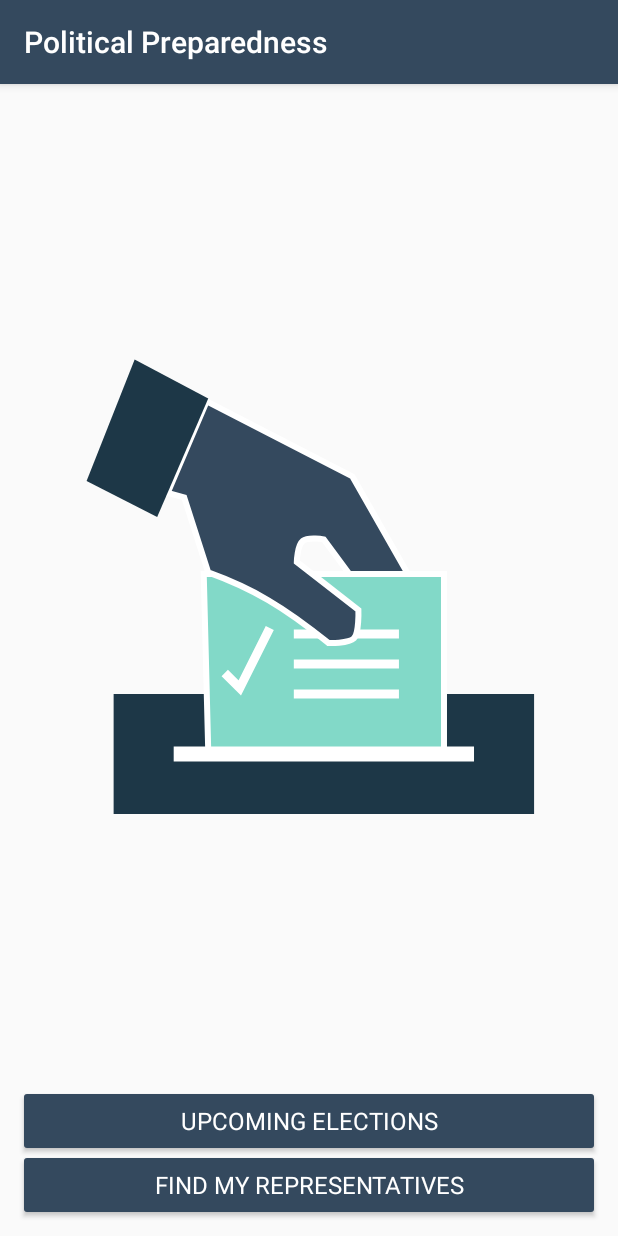
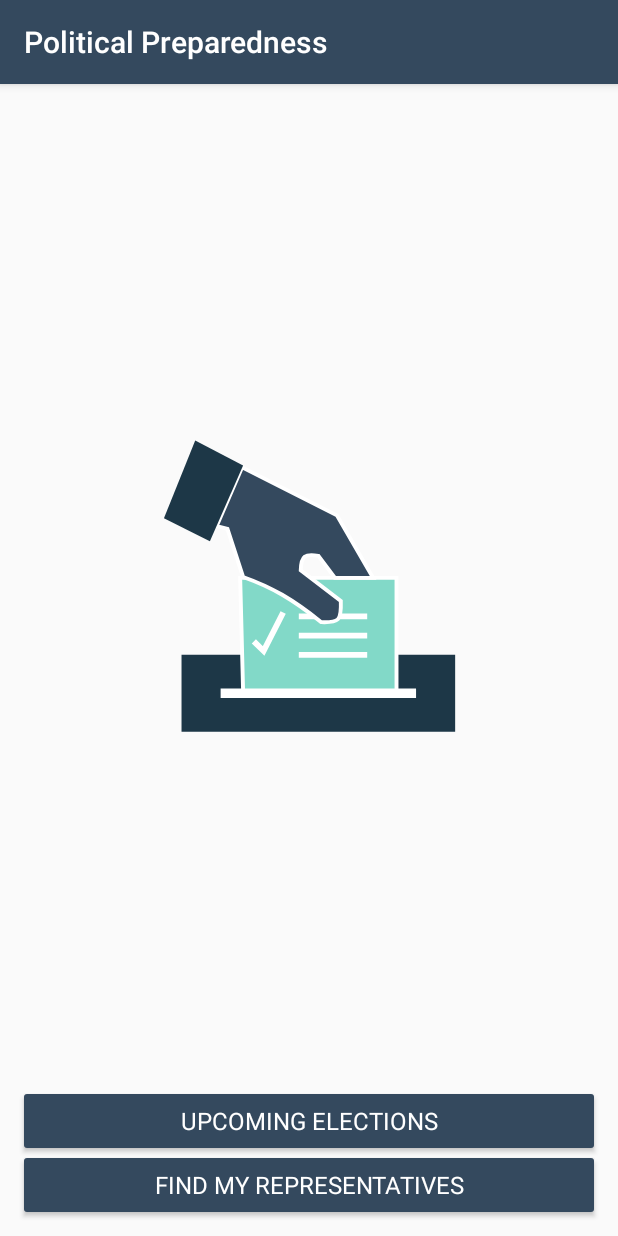
Before and after one commit to toaderDragos/PoliticalPreparedness, an Android app: the screen it shows after launch (MainActivity), on a phone screen of 412 x 824 dp. Run offline under Robolectric (Android 15) with nearby library versions, the phone set to English and light mode, and no system bars; our stand-ins replace data binding.

Commit message:
changed some files here and there - there are a lot of classes created but unused yet- I may use them for expanding the app further.

```diff
--- a/app/src/main/java/com/example/android/politicalpreparedness/database/Converters.kt
+++ b/app/src/main/java/com/example/android/politicalpreparedness/database/Converters.kt
@@ -11,6 +11,6 @@ class Converters {
 
     @TypeConverter
     fun dateToTimestamp(date: Date?): Long? {
-        return date?.time?.toLong()
+        return date?.time
     }
 }
--- a/app/src/main/java/com/example/android/politicalpreparedness/database/utils/SingleLiveEvent.kt
+++ b/app/src/main/java/com/example/android/politicalpreparedness/database/utils/SingleLiveEvent.kt
@@ -48,11 +48,11 @@ class SingleLiveEvent<T> : MutableLiveData<T>() {
         }
 
         // Observe the internal MutableLiveData
-        super.observe(owner, Observer { t ->
+        super.observe(owner) { t ->
             if (mPending.compareAndSet(true, false)) {
                 observer.onChanged(t)
             }
-        })
+        }
     }
 
     @MainThread
--- a/app/src/main/java/com/example/android/politicalpreparedness/election/ElectionsFragment.kt
+++ b/app/src/main/java/com/example/android/politicalpreparedness/election/ElectionsFragment.kt
@@ -26,7 +26,7 @@ class ElectionsFragment: Fragment() {
         inflater: LayoutInflater,
         container: ViewGroup?,
         savedInstanceState: Bundle?)
-    : View? {
+    : View {
         binding = DataBindingUtil.inflate(
                 inflater,
                 R.layout.fragment_election, container, false
--- a/app/src/main/java/com/example/android/politicalpreparedness/election/VoterInfoViewModel.kt
+++ b/app/src/main/java/com/example/android/politicalpreparedness/election/VoterInfoViewModel.kt
@@ -36,7 +36,7 @@ class VoterInfoViewModel(app: Application, private val repository: ElectionRepos
     fun getVoterInfo(electionId: Int, voterAddress: Address) {
         viewModelScope.launch {
             val voterResult  = repository.getVoterInfo(electionId, voterAddress)
-            if (voterResult is com.example.android.politicalpreparedness.database.utils.Result.Success) {
+            if (voterResult is Result.Success) {
                 voterInfo.value = voterResult.data
 
                 _votingLocationFinderUrl.value = voterInfo.value?.state?.firstOrNull()?.electionAdministrationBody?.votingLocationFinderUrl
--- a/app/src/main/java/com/example/android/politicalpreparedness/network/CivicsApiService.kt
+++ b/app/src/main/java/com/example/android/politicalpreparedness/network/CivicsApiService.kt
@@ -8,7 +8,7 @@ import retrofit2.Retrofit
 import retrofit2.converter.moshi.MoshiConverterFactory
 import retrofit2.http.GET
 import retrofit2.http.Query
-import com.example.android.politicalpreparedness.BuildConfig;
+import com.example.android.politicalpreparedness.BuildConfig
 import com.example.android.politicalpreparedness.network.jsonadapter.ElectionAdapter
 import com.example.android.politicalpreparedness.network.models.ElectionResponse
 import com.example.android.politicalpreparedness.network.models.RepresentativeResponse
--- a/app/src/main/java/com/example/android/politicalpreparedness/representative/RepresentativeFragment.kt
+++ b/app/src/main/java/com/example/android/politicalpreparedness/representative/RepresentativeFragment.kt
@@ -232,7 +232,7 @@ class RepresentativeFragment : Fragment() {
             }
         }
         locationSettingsResponseTask?.addOnCompleteListener {
-            println("dra: in step 5 the location device settings succes: ${it.isSuccessful}")
+            println("dra: in step 5 the location device settings success: ${it.isSuccessful}")
             if (it.isSuccessful) {
                 Toast.makeText(context, "Device location turned on", Toast.LENGTH_SHORT).show()
                 getCurrentLocation()
@@ -284,7 +284,7 @@ class RepresentativeFragment : Fragment() {
                         binding.stateSpinner.setSelection(getIndexForState(requireContext(), "NY"))
                     }
                     Address(address.thoroughfare, address.subThoroughfare, address.locality, address.adminArea, address.postalCode)
-                }?.get(0) ?: Address("Error in Dragos's app in map", "yes yes yes yes", "Shkbidi Bum", "Bum Bum Bum", "11239")
+                }?.get(0) ?: Address("Error in Dragos's app in map", "Reverting to default address", "", "NY", "11239")
         } else {
             Address("Error: Outside USA", "App works exclusively in USA", "NY", "NY", "11239")
         }
--- a/app/src/main/res/drawable/ballot_logo.xml
+++ b/app/src/main/res/drawable/ballot_logo.xml
@@ -1,8 +1,8 @@
 <vector
     xmlns:android="http://schemas.android.com/apk/res/android"
     android:name="vector"
-    android:width="307dp"
-    android:height="312dp"
+    android:width="200dp"
+    android:height="200dp"
     android:viewportWidth="307"
     android:viewportHeight="312">
     <group android:name="group">
--- a/app/src/main/res/layout/fragment_launch.xml
+++ b/app/src/main/res/layout/fragment_launch.xml
@@ -16,7 +16,8 @@
             app:layout_constraintEnd_toEndOf="parent"
             app:layout_constraintStart_toStartOf="parent"
             app:layout_constraintTop_toTopOf="parent"
-            app:srcCompat="@drawable/ballot_logo" />
+            app:srcCompat="@drawable/ballot_logo"
+            android:contentDescription="@string/main_image_Launch" />
 
         <Button
             android:id="@+id/upcomingElectionsButton"
--- a/app/src/main/res/values/strings.xml
+++ b/app/src/main/res/values/strings.xml
@@ -51,5 +51,6 @@
     <string name="zip">zip</string>
     <string name="election_description_error">This app operates only within the USA and requires a valid US ZIP Code to function correctly. Default Location: NY</string>
     <string name="staus_of_the_api">staus of the API</string>
+    <string name="main_image_Launch">Main image portraying a stylized hand that inserts a ballot into a box</string>
 
 </resources>
```
